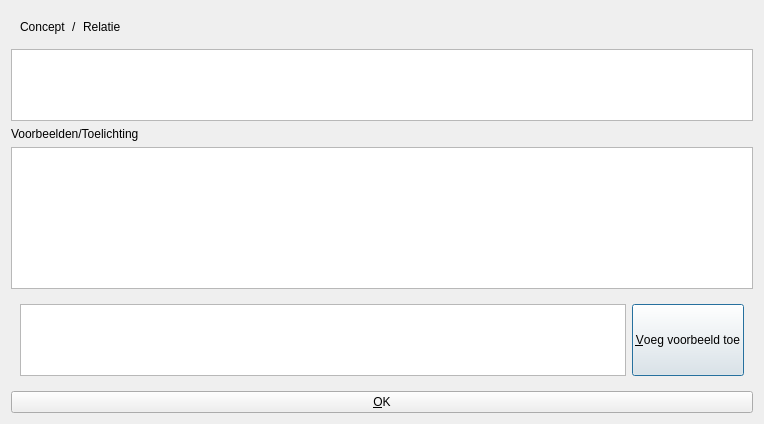
Qt form qtconceptmapconcepteditdialog.ui (richelbilderbeek/QtConceptMap) before a commit.
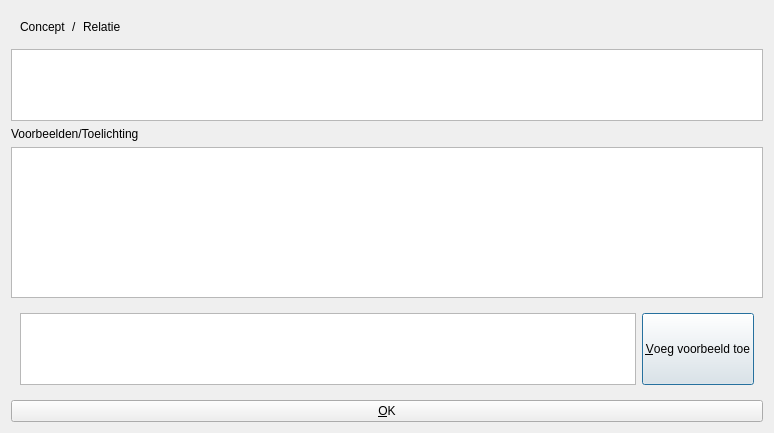
The same form after that commit.

What changed in the file:
```diff
--- a/qtconceptmapconcepteditdialog.ui
+++ b/qtconceptmapconcepteditdialog.ui
@@ -6,12 +6,12 @@
    <rect>
     <x>0</x>
     <y>0</y>
-    <width>764</width>
-    <height>424</height>
+    <width>774</width>
+    <height>433</height>
    </rect>
   </property>
   <property name="sizePolicy">
-   <sizepolicy hsizetype="Preferred" vsizetype="Expanding">
+   <sizepolicy hsizetype="Fixed" vsizetype="Fixed">
     <horstretch>0</horstretch>
     <verstretch>0</verstretch>
    </sizepolicy>
@@ -65,7 +65,7 @@
    <item>
     <widget class="QPlainTextEdit" name="edit_concept">
      <property name="sizePolicy">
-      <sizepolicy hsizetype="Expanding" vsizetype="Maximum">
+      <sizepolicy hsizetype="Expanding" vsizetype="Preferred">
        <horstretch>0</horstretch>
        <verstretch>0</verstretch>
       </sizepolicy>
@@ -85,7 +85,7 @@
    <item>
     <widget class="QTableWidget" name="examples_widget">
      <property name="sizePolicy">
-      <sizepolicy hsizetype="Preferred" vsizetype="MinimumExpanding">
+      <sizepolicy hsizetype="Preferred" vsizetype="Expanding">
        <horstretch>0</horstretch>
        <verstretch>0</verstretch>
       </sizepolicy>
@@ -136,7 +136,7 @@
       <item>
        <widget class="QPlainTextEdit" name="edit_text">
         <property name="sizePolicy">
-         <sizepolicy hsizetype="Expanding" vsizetype="Maximum">
+         <sizepolicy hsizetype="Expanding" vsizetype="Preferred">
           <horstretch>0</horstretch>
           <verstretch>0</verstretch>
          </sizepolicy>
```
